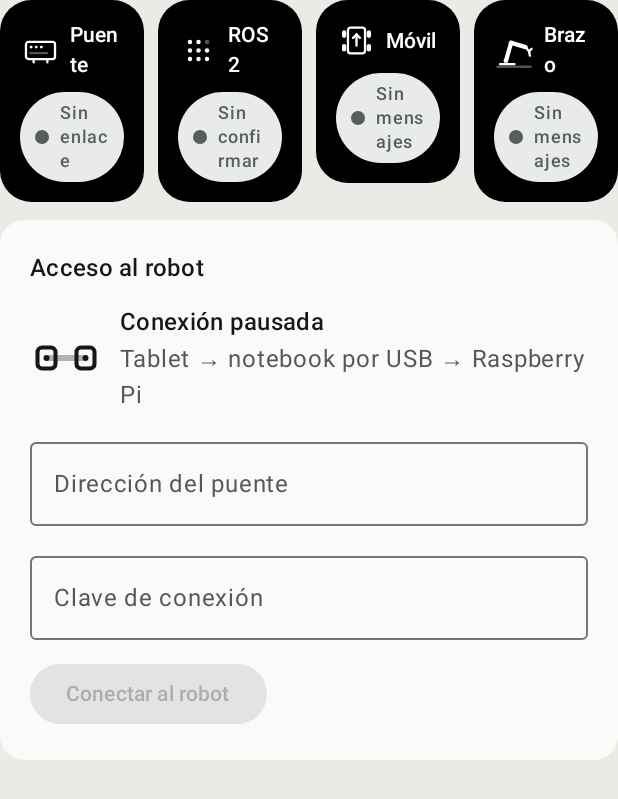
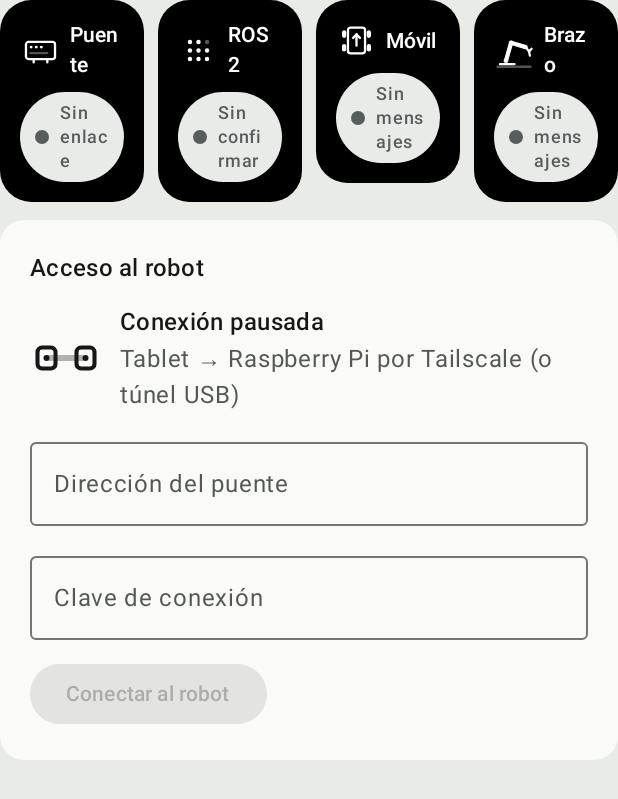
Before and after one commit to HecVelaz/recolector_de_frutas, an Android app built with Jetpack Compose: the composable ConnectionScreen called with empty values, on a phone screen of 412 x 824 dp. Shown: the top 799 px of the screen. Run offline under Robolectric (Android 15) with nearby library versions, the phone set to English and light mode, and no system bars; pictures from the network do not load.

Commit message:
App 0.14.1: el mando acepta el puente por Tailscale (100.64.0.0/10) además del túnel USB
Co-Authored-By: Claude Opus 5.5 <noreply@anthropic.com>

```diff
--- a/app/android-app/app/build.gradle.kts
+++ b/app/android-app/app/build.gradle.kts
@@ -11,8 +11,8 @@ android {
         applicationId = "py.edu.fiuna.arturito"
         minSdk = 26
         targetSdk = 36
-        versionCode = 33
-        versionName = "0.14.0"
+        versionCode = 34
+        versionName = "0.14.1"
     }
     buildFeatures { compose = true }
     compileOptions {
--- a/app/android-app/app/src/main/java/py/edu/fiuna/arturito/data/BridgeConnection.kt
+++ b/app/android-app/app/src/main/java/py/edu/fiuna/arturito/data/BridgeConnection.kt
@@ -79,6 +79,12 @@ object BridgeProtocol {
         require(url.encodedPath == "/" && url.query == null && url.fragment == null &&
             url.username.isEmpty() && url.password.isEmpty()) { "Usá solamente http(s)://dirección:puerto" }
         return url
+    }
+    /** El mando solo va por el túnel USB (127.0.0.1) o por Tailscale (100.64.0.0/10: cifrado, solo dispositivos propios). */
+    fun controlHostAllowed(host: String): Boolean {
+        if (host == "127.0.0.1") return true
+        val octets = host.split(".").mapNotNull { it.toIntOrNull() }
+        return octets.size == 4 && octets[0] == 100 && octets[1] in 64..127
     }
     fun decode(json: String): BridgeTelemetry {
         require(json.length <= 64000) { "Mensaje demasiado grande" }
--- a/app/android-app/app/src/main/java/py/edu/fiuna/arturito/data/PhysicalControlClient.kt
+++ b/app/android-app/app/src/main/java/py/edu/fiuna/arturito/data/PhysicalControlClient.kt
@@ -90,7 +90,7 @@ class PhysicalControlClient {
     private suspend fun request(address: String, token: String, id: String, path: String,
         method: String, body: JsonObject?, transport: OkHttpClient): JsonObject {
         val endpoint = BridgeProtocol.endpoint(address)
-        require(endpoint.host == "127.0.0.1") { "El mando requiere conexión por el túnel local." }
+        require(BridgeProtocol.controlHostAllowed(endpoint.host)) { "El mando requiere el túnel USB o Tailscale." }
         val request = Request.Builder().url(endpoint.newBuilder().addPathSegments("api/v1/$path").build())
             .header("Authorization", "Bearer ${token.trim()}")
             .header("X-Arturito-Client", id)
--- a/app/android-app/app/src/main/java/py/edu/fiuna/arturito/ui/RobotApp.kt
+++ b/app/android-app/app/src/main/java/py/edu/fiuna/arturito/ui/RobotApp.kt
@@ -115,7 +115,7 @@ fun RobotApp(initialTab: String = "Control", dark: Boolean = false, onToggleThem
     val sessionEnabled = bridge.controlStatus?.state in listOf("enabled", "active")
     val telemetry = bridge.telemetry
     val physical = telemetry?.physicalManual == true
-    val localTunnel = runCatching { py.edu.fiuna.arturito.data.BridgeProtocol.endpoint(address).host == "127.0.0.1" }
+    val localTunnel = runCatching { py.edu.fiuna.arturito.data.BridgeProtocol.run { controlHostAllowed(endpoint(address).host) } }
         .getOrDefault(false)
     LaunchedEffect(sessionEnabled, bridgeEnabled, bridge.connected, foreground, tab) {
         if (!sessionEnabled || !bridgeEnabled || !bridge.connected || !foreground || tab != "Control") {
--- a/app/android-app/app/src/main/java/py/edu/fiuna/arturito/ui/screens/ConnectionScreen.kt
+++ b/app/android-app/app/src/main/java/py/edu/fiuna/arturito/ui/screens/ConnectionScreen.kt
@@ -31,7 +31,7 @@ fun ConnectionScreen(bridge: BridgeConnection, enabled: Boolean, address: String
                 InstrumentArt(Figure.Link, Modifier.size(48.dp), ink = accessInk)
                 Column(Modifier.weight(1f)) {
                     Text(if (enabled) bridge.status else "Conexión pausada", style = MaterialTheme.typography.titleMedium)
-                    Text("Tablet → notebook por USB → Raspberry Pi",
+                    Text(if (enabled) "Para cambiar la dirección: Desconectar" else "Tablet → Raspberry Pi por Tailscale (o túnel USB)",
                         color = if (connected) accessInk.copy(alpha = .84f) else colors.onSurfaceVariant)
                 }
                 if (enabled) {
@@ -44,7 +44,7 @@ fun ConnectionScreen(bridge: BridgeConnection, enabled: Boolean, address: String
             }
             if (!enabled) {
                 OutlinedTextField(address, onAddress, label = { Text("Dirección del puente") },
-                    placeholder = { Text("http://127.0.0.1:18006") }, singleLine = true,
+                    placeholder = { Text("http://100.116.96.71:18006") }, singleLine = true,
                     modifier = Modifier.fillMaxWidth())
                 OutlinedTextField(token, onToken, label = { Text("Clave de conexión") }, singleLine = true,
                     visualTransformation = PasswordVisualTransformation(), modifier = Modifier.fillMaxWidth())
```
Also changed, not shown: 2 other files.
